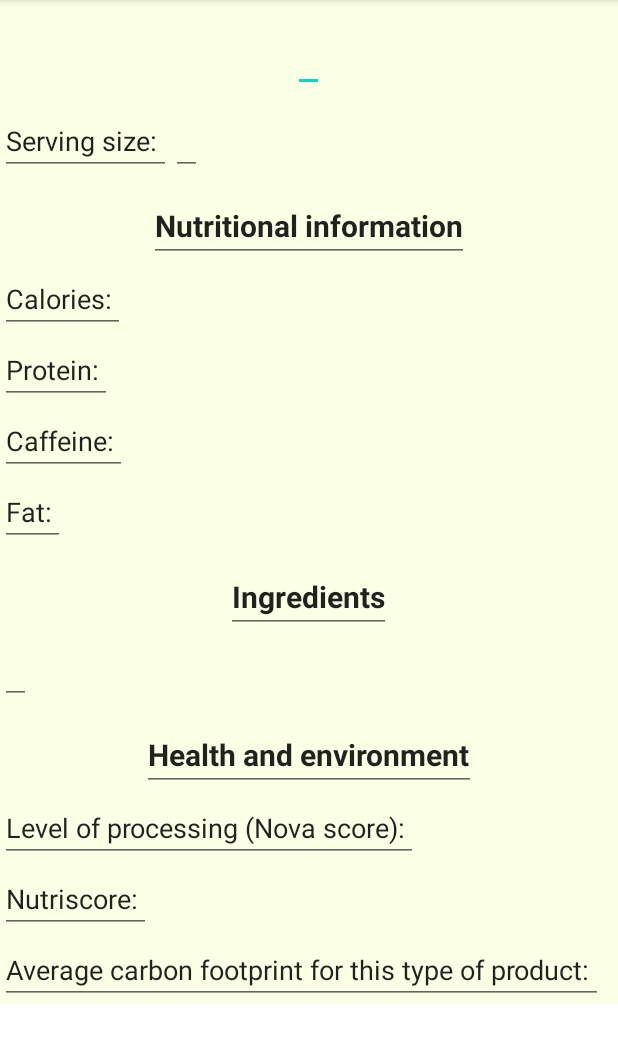
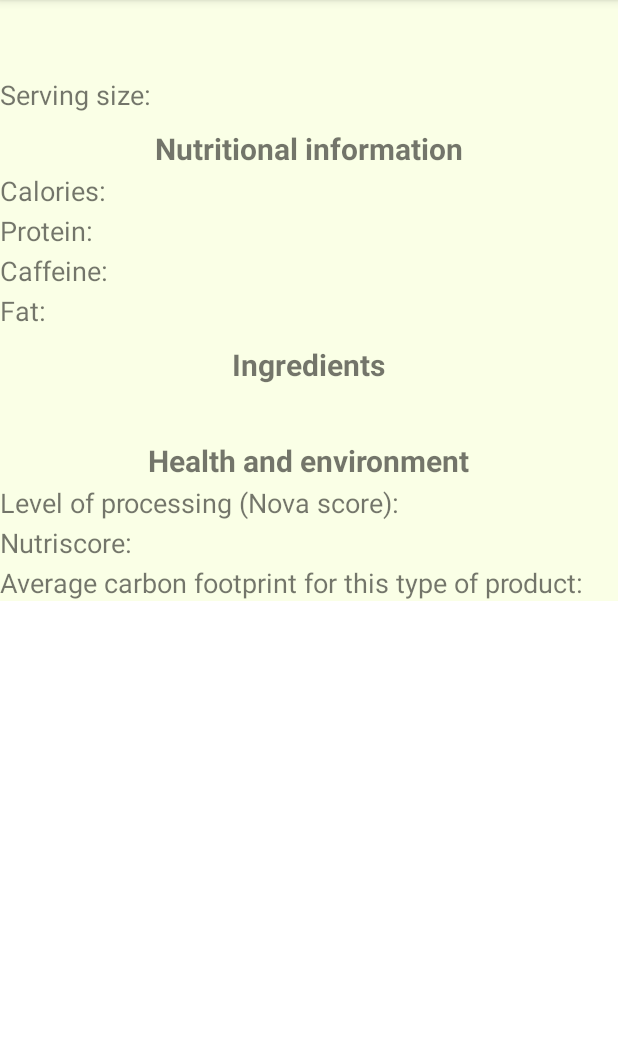
Before and after one commit to felipezxkq/Pudu, an Android app: the ProductActivity screen opened directly, with no data from a screen before it, on a phone screen of 412 x 824 dp, the part 84-1147 px from its top. Run offline under Robolectric (Android 15) with nearby library versions, the phone set to English and light mode, and no system bars.

Commit message:
EditText to TextView

```diff
--- a/app/build.gradle
+++ b/app/build.gradle
@@ -13,8 +13,8 @@ android {
         applicationId "com.pudu.pudu2"
         minSdkVersion 21
         targetSdkVersion 30
-        versionCode 2
-        versionName "1.1.1"
+        versionCode 3
+        versionName "1.1.2"
 
         testInstrumentationRunner "androidx.test.runner.AndroidJUnitRunner"
     }
--- a/app/src/main/java/com/pudu/pudu2/ProductActivity.kt
+++ b/app/src/main/java/com/pudu/pudu2/ProductActivity.kt
@@ -6,19 +6,19 @@ import android.os.Bundle
 import android.view.LayoutInflater
 import android.view.Menu
 import android.view.MenuItem
-import android.widget.EditText
+import android.widget.TextView
 import androidx.appcompat.widget.Toolbar
 import kotlinx.android.synthetic.main.activity_product.*
 
 
 class ProductActivity : AppCompatActivity() {
-    private lateinit var productNameText: EditText
-    private lateinit var servingSizeText: EditText
-    private lateinit var caloriesText: EditText
-    private lateinit var proteinText: EditText
-    private lateinit var caffeineText: EditText
-    private lateinit var fatText: EditText
-    private lateinit var ingredientsListText: EditText
+    private lateinit var productNameText: TextView
+    private lateinit var servingSizeText: TextView
+    private lateinit var caloriesText: TextView
+    private lateinit var proteinText: TextView
+    private lateinit var caffeineText: TextView
+    private lateinit var fatText: TextView
+    private lateinit var ingredientsListText: TextView
     var toolbar: Toolbar? = null
 
     override fun onCreate(savedInstanceState: Bundle?) {
@@ -31,35 +31,35 @@ class ProductActivity : AppCompatActivity() {
 
 
 
-        productNameText = findViewById<EditText>(R.id.textProductName)
+        productNameText = findViewById<TextView>(R.id.textProductName)
         productNameText.setText(intent.getStringExtra("product_name"))
 
-        servingSizeText = findViewById<EditText>(R.id.textServingSize)
+        servingSizeText = findViewById<TextView>(R.id.textServingSize)
         servingSizeText.setText(intent.getStringExtra("serving_size"))
 
-        caloriesText = findViewById<EditText>(R.id.textCalories)
+        caloriesText = findViewById<TextView>(R.id.textCalories)
         if(intent.getStringExtra("energy-kcal_100g") != null){
             caloriesText.setText("Calories: "+intent.getStringExtra("energy-kcal_100g") + "kcal")
         }else{
 
         }
 
-        proteinText = findViewById<EditText>(R.id.textProtein)
+        proteinText = findViewById<TextView>(R.id.textProtein)
         if(intent.getStringExtra("proteins_100g") != null){
             proteinText.setText("Proteins: "+intent.getStringExtra("proteins_100g") + "g")
         }
 
-        caffeineText = findViewById<EditText>(R.id.textCaffeine)
+        caffeineText = findViewById<TextView>(R.id.textCaffeine)
         if(intent.getStringExtra("caffeine_100g") != null){
             caffeineText.setText("Caffeine: "+intent.getStringExtra("caffeine_100g")+ "g")
         }
 
-        fatText = findViewById<EditText>(R.id.textFat)
+        fatText = findViewById<TextView>(R.id.textFat)
         if(intent.getStringExtra("sodium_100g") != null){
             fatText.setText("Sodium: "+intent.getStringExtra("sodium_100g")+ "g")
         }
 
-        ingredientsListText = findViewById<EditText>(R.id.textIngredientsList)
+        ingredientsListText = findViewById<TextView>(R.id.textIngredientsList)
         if(intent.getStringExtra("ingredients_text")!= null){
             ingredientsListText.setText(intent.getStringExtra("ingredients_text"))
         }
--- a/app/src/main/java/com/pudu/pudu2/ShareActivity.kt
+++ b/app/src/main/java/com/pudu/pudu2/ShareActivity.kt
@@ -67,6 +67,7 @@ class ShareActivity : AppCompatActivity() {
             var photo = SharePhoto.Builder()
                 .setBitmap(imageBitmap)
                 .build()
+
 
             var sharecontent = SharePhotoContent.Builder().addPhoto(photo).build()
             ShareDialog.show(this@ShareActivity, sharecontent)
--- a/app/src/main/res/layout/activity_product.xml
+++ b/app/src/main/res/layout/activity_product.xml
@@ -1,10 +1,10 @@
 <?xml version="1.0" encoding="utf-8"?>
 <ScrollView xmlns:android="http://schemas.android.com/apk/res/android"
+    xmlns:app="http://schemas.android.com/apk/res-auto"
+    xmlns:tools="http://schemas.android.com/tools"
     android:layout_width="match_parent"
     android:layout_height="match_parent">
-<LinearLayout xmlns:android="http://schemas.android.com/apk/res/android"
-    xmlns:app="http://schemas.android.com/apk/res-auto"
-    xmlns:tools="http://schemas.android.com/tools"
+<LinearLayout
     android:layout_width="match_parent"
     android:layout_height="match_parent"
     android:orientation="vertical"
@@ -22,7 +22,7 @@
         app:popupTheme="@style/Theme.AppCompat.Light"
         app:titleTextColor="@color/design_default_color_on_primary" />
 
-    <EditText xmlns:android="http://schemas.android.com/apk/res/android"
+    <TextView xmlns:android="http://schemas.android.com/apk/res/android"
         android:id="@+id/textProductName"
         android:layout_width="wrap_content"
         android:layout_height="wrap_content"
@@ -31,28 +31,30 @@
         android:textStyle="bold"
         android:layout_gravity="center">
 
-    </EditText>
+    </TextView>
     <LinearLayout
         android:layout_width="match_parent"
         android:layout_height="wrap_content"
         android:layout_marginTop="10dp">
-        <EditText
+        <TextView
             android:layout_width="wrap_content"
             android:layout_height="wrap_content"
             android:text="Serving size: "
             android:textSize="18dp"
             >
 
-        </EditText>
-        <EditText
+        </TextView>
+        <TextView
             android:id="@+id/textServingSize"
             android:layout_width="wrap_content"
             android:layout_height="wrap_content"
             android:textSize="18dp"
             >
-        </EditText>
+        </TextView>
+
+
     </LinearLayout>
-    <EditText
+    <TextView
         android:layout_width="wrap_content"
         android:layout_height="wrap_content"
         android:textSize="20dp"
@@ -61,14 +63,14 @@
         android:layout_gravity="center"
         android:layout_marginTop="10dp"
         >
-    </EditText>
+    </TextView>
     <LinearLayout
         android:id="@+id/nutritional_info"
         android:orientation="vertical"
         android:layout_width="match_parent"
         android:layout_height="wrap_content"
         >
-        <EditText
+        <TextView
             android:id="@+id/textCalories"
             android:layout_width="wrap_content"
             android:layout_height="wrap_content"
@@ -76,8 +78,8 @@
             android:text="Calories: "
             android:layout_marginTop="2dp"
             >
-        </EditText>
-        <EditText
+        </TextView>
+        <TextView
             android:id="@+id/textProtein"
             android:layout_width="wrap_content"
             android:layout_height="wrap_content"
@@ -85,8 +87,8 @@
             android:text="Protein: "
             android:layout_marginTop="2dp"
             >
-        </EditText>
-        <EditText
+        </TextView>
+        <TextView
             android:id="@+id/textCaffeine"
             android:layout_width="wrap_content"
             android:layout_height="wrap_content"
@@ -94,8 +96,8 @@
             android:text="Caffeine: "
             android:layout_marginTop="2dp"
             >
-        </EditText>
-        <EditText
+        </TextView>
+        <TextView
             android:id="@+id/textFat"
             android:layout_width="wrap_content"
             android:layout_height="wrap_content"
@@ -103,11 +105,11 @@
             android:text="Fat: "
             android:layout_marginTop="2dp"
             >
-        </EditText>
+        </TextView>
 
     </LinearLayout>
 
-    <EditText
+    <TextView
         android:layout_width="wrap_content"
         android:layout_height="wrap_content"
         android:textSize="20dp"
@@ -116,9 +118,9 @@
         android:layout_gravity="center"
         android:layout_marginTop="10dp"
         >
-    </EditText>
+    </TextView>
 
-    <EditText
+    <TextView
         android:id="@+id/textIngredientsList"
         android:layout_width="wrap_content"
         android:layout_height="wrap_content"
@@ -126,9 +128,9 @@
         android:text=""
         android:layout_marginTop="2dp"
         >
-    </EditText>
+    </TextView>
 
-    <EditText
+    <TextView
         android:layout_width="wrap_content"
         android:layout_height="wrap_content"
         android:textSize="20dp"
@@ -137,9 +139,9 @@
         android:layout_gravity="center"
         android:layout_marginTop="10dp"
         >
-    </EditText>
+    </TextView>
 
-    <EditText
+    <TextView
         android:id="@+id/novaGroup"
         android:layout_width="wrap_content"
         android:layout_height="wrap_content"
@@ -147,8 +149,8 @@
         android:text="Level of processing (Nova score): "
         android:layout_marginTop="2dp"
         >
-    </EditText>
-    <EditText
+    </TextView>
+    <TextView
         android:id="@+id/nutraScore"
         android:layout_width="wrap_content"
         android:layout_height="wrap_content"
@@ -156,8 +158,8 @@
         android:text="Nutriscore: "
         android:layout_marginTop="2dp"
         >
-    </EditText>
-    <EditText
+    </TextView>
+    <TextView
         android:id="@+id/carbonFootprint"
         android:layout_width="wrap_content"
         android:layout_height="wrap_content"
@@ -165,7 +167,7 @@
         android:text="Average carbon footprint for this type of product: "
         android:layout_marginTop="2dp"
         >
-    </EditText>
+    </TextView>
 
 </LinearLayout>
 </ScrollView>
```
Also changed, not shown: app/src/main/java/com/pudu/pudu2/HomeActivity.kt (+14 -4 lines), app/src/main/java/com/pudu/pudu2/LoginActivity.kt (+30 -9 lines), app/src/main/res/layout/activity_login.xml (+4 -3 lines).
